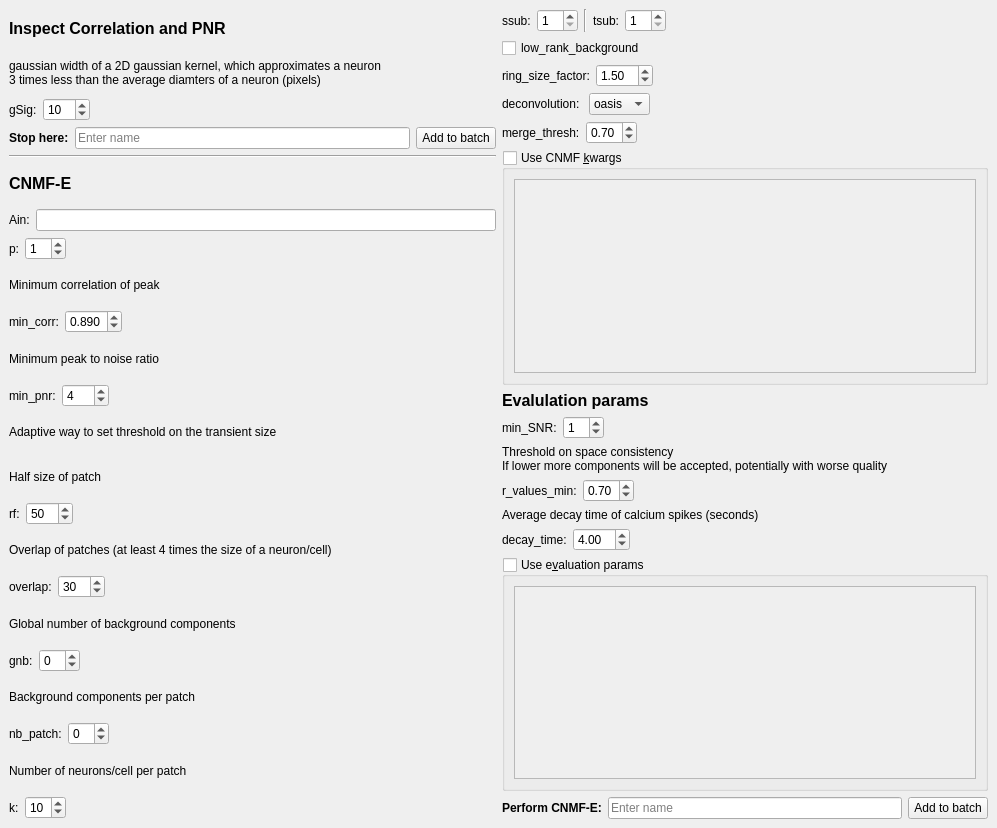
kushalkolar/MESmerize, file mesmerize/viewer/modules/ui_files/cnmfe_pytemplate.ui: the form before one commit.
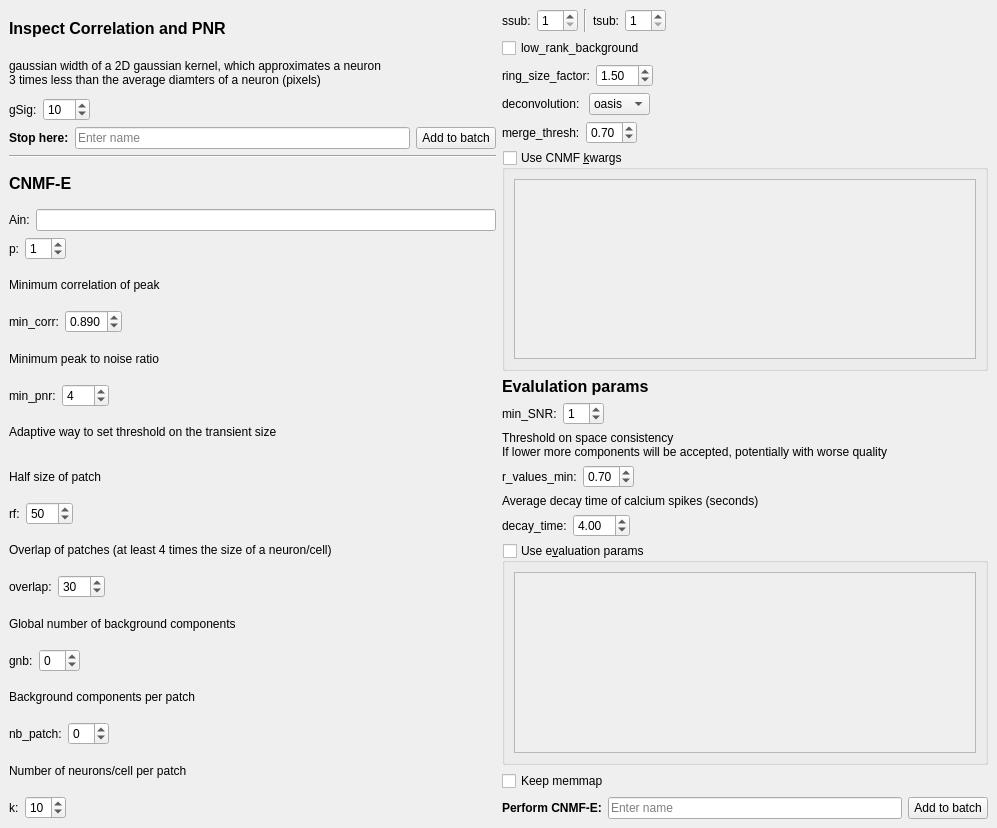
The form after the commit.

Commit message: see #59 checkbox for keeping memmap in caiman viewer modules

What changed in the file:
```diff
--- a/mesmerize/viewer/modules/ui_files/cnmfe_pytemplate.ui
+++ b/mesmerize/viewer/modules/ui_files/cnmfe_pytemplate.ui
@@ -865,6 +865,13 @@
         </layout>
        </widget>
       </item>
+      <item>
+       <widget class="QCheckBox" name="checkBoxKeepMemmap">
+        <property name="text">
+         <string>Keep memmap</string>
+        </property>
+       </widget>
+      </item>
       <item>
        <layout class="QHBoxLayout" name="horizontalLayout_11">
         <item>
```
Left out of the diff: 1 changed line with no effect on the pictures. The commit also changes 11 other files.
